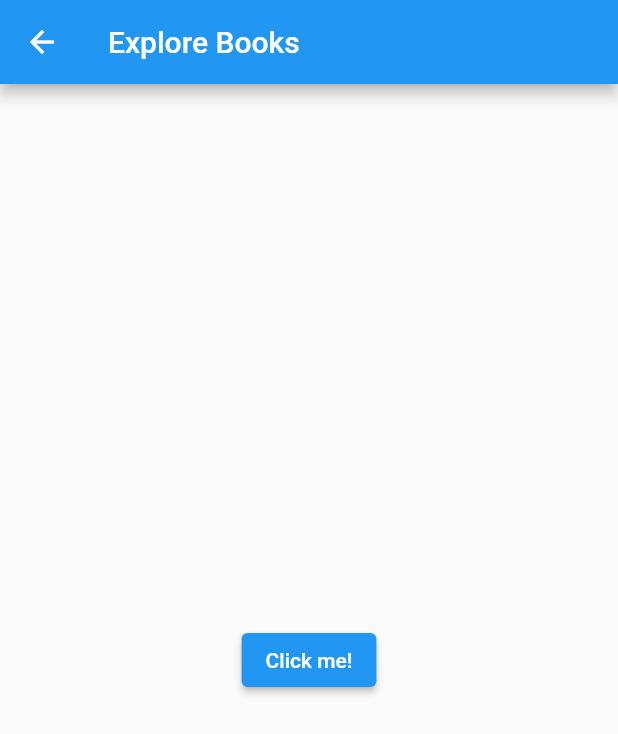
After one commit to hardikgandhi03/bookhelper, a Flutter app: the DatafromAPI screen opened directly, after a tap on "Click me!", on a phone screen of 412 x 824 dp. The commit adds this screen. Shown: the top 734 px of the screen. Run offline on Flutter 3.47's test engine with Material 2 defaults, Android fonts, the phone set to English and light mode, and no system bars; our stand-ins replace curved_navigation_bar, firebase_auth, firebase_core, flutter_rating_bar, syncfusion_flutter_charts; accounts and stored records are empty; network calls fail.

Commit message:
timely updates

```diff
--- /dev/null
+++ b/lib/screens/explorebooks.dart
@@ -0,0 +1,51 @@
+import 'dart:convert';
+
+import 'package:bookhelper/screens/booklist.dart';
+import 'package:flutter/material.dart';
+import 'package:http/http.dart' as http;
+
+class DatafromAPI extends StatefulWidget {
+  const DatafromAPI({Key? key}) : super(key: key);
+
+  @override
+  State<DatafromAPI> createState() => _DatafromAPIState();
+}
+
+class _DatafromAPIState extends State<DatafromAPI> {
+  Future getBookData() async {
+    var response = await http.get(Uri.https('raw.githubusercontent.com',
+        'SoroushGhaderi/goodreads_book_dataset/master/dataset/book1-100k.json'));
+    var jsonData = jsonDecode(response.body);
+
+    List<Books> books = [];
+
+    for (var b in jsonData) {
+      Books book = Books(b['bookName'], b['bookAuthorName']);
+      books.add(book);
+    }
+    print(books.length);
+    return books;
+  }
+
+  @override
+  Widget build(BuildContext context) {
+    return Scaffold(
+      appBar: AppBar(
+        title: Text('Explore Books'),
+      ),
+      body: Center(
+          child: ElevatedButton(
+        child: Text('Click me!'),
+        onPressed: () {
+          getBookData();
+        },
+      )),
+    );
+  }
+}
+
+class Books {
+  final String bookName, bookAuthorName;
+
+  Books(this.bookName, this.bookAuthorName);
+}
--- a/lib/screens/homescreen.dart
+++ b/lib/screens/homescreen.dart
@@ -1,4 +1,5 @@
 import 'package:bookhelper/screens/booklist.dart';
+import 'package:bookhelper/screens/explorebooks.dart';
 import 'package:bookhelper/screens/homepage.dart';
 import 'package:bookhelper/screens/profile.dart';
 import 'package:bookhelper/screens/chart.dart';
@@ -16,7 +17,8 @@ class Home extends StatefulWidget {
 class _HomeState extends State<Home> {
   int _page = 2;
   List page_screens = [
-    booklist(),
+    //booklist(),
+    DatafromAPI(),
     friendList(),
     HomePage(),
     profileScreen(),
--- a/lib/screens/login/login.dart
+++ b/lib/screens/login/login.dart
@@ -274,7 +274,7 @@ class Details extends StatelessWidget {
           //     )),
           SizedBox(height: 10),
           TextField(
-            obscureText: false,
+            obscureText: true,
             keyboardType: TextInputType.text,
             onChanged: (pvalue) {
               pass = pvalue;
--- a/pubspec.yaml
+++ b/pubspec.yaml
@@ -34,6 +34,7 @@ dependencies:
   syncfusion_flutter_charts: ^19.4.53
   charts_flutter: ^0.12.0
   firebase_auth: ^3.3.11
+  http:
 
 dev_dependencies:
   flutter_test:
```
Also changed, not shown: lib/screens/booklist.dart (+132 -132 lines), lib/screens/currentlyReading.dart (+39 -39 lines), lib/screens/homepage.dart (+6 -6 lines), pubspec.lock.
